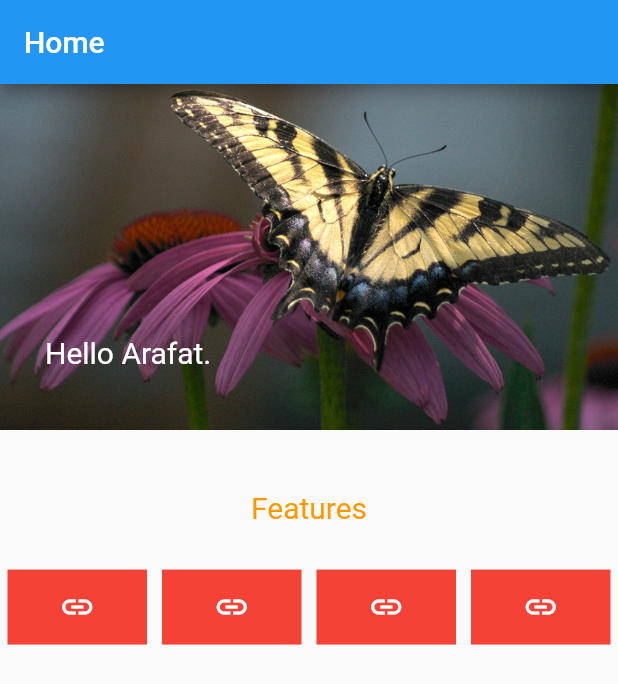
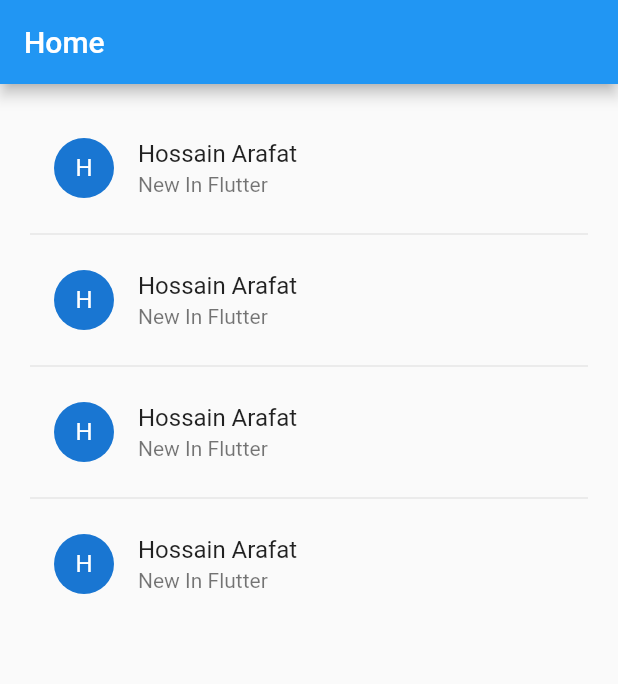
Before and after one commit to amiarafat/flutter_tutorial, a Flutter app: the screen it shows after launch, on a phone screen of 412 x 824 dp. Shown: the top 684 px of the screen. Run offline on Flutter 3.47's test engine with Material 2 defaults, Android fonts, the phone set to English and light mode, and no system bars.

Commit message:
list,listtile

```diff
--- a/lib/main.dart
+++ b/lib/main.dart
@@ -17,6 +17,22 @@ class HomePage extends StatelessWidget{
   final _longText = "Hello Arafat. How are You? I am Fine.lakhdka hfka fah fgakcgkahckacash lahlf halh ahf jkafkahkjfhaj falhf ahf hah ";
   final _shortText = "Hello Arafat.";
 
+  List people = [
+    {"name":"Arafat", "email":"arafat@gmail.com"},
+    {"name":"Arafat1", "email":"abcd@gmail.com"},
+    {"name":"Arafat2", "email":"efgh@gmail.com"},
+    {"name":"Arafat3", "email":"ijk@gmail.com"},
+    {"name":"Arafat4", "email":"lmn@gmail.com"},
+    {"name":"Arafat5", "email":"opq@gmail.com"},
+    {"name":"Arafat6", "email":"rst@gmail.com"},
+    {"name":"Arafat7", "email":"uvw@gmail.com"},
+    {"name":"Arafat8", "email":"xyz@gmail.com"},
+    {"name":"Arafat9", "email":"arafat@gmail.com"},
+    {"name":"Arafat10", "email":"arafat@gmail.com"},
+    {"name":"Arafat11", "email":"arafat@gmail.com"},
+    {"name":"Arafat12", "email":"arafat@gmail.com"},
+    {"name":"Arafat13", "email":"arafat@gmail.com"},
+  ];
 
   @override
   Widget build(BuildContext context) {
@@ -28,52 +44,57 @@ class HomePage extends StatelessWidget{
         body:
         Column(
           children: <Widget>[
-            Stack(
-              children: <Widget>[
+            Container(
+              height: 400,
+              padding: EdgeInsets.all(20),
+              child: ListView(
+                children: <Widget>[
 
-                Image.asset("assets/images/image.jpg"),
-                Positioned(
-                  bottom: 40,
-                  left: 30 ,
-                  child: Text(_shortText,style: TextStyle(color: Colors.white,fontSize: 20)),
+                  _tile(),
+                  Divider(),
+                  _tile(),
+                  Divider(),
+                  _tile(),
+                  Divider(),
+                  _tile(),
+              ],),
+            )
 
-                )
-              ],
-            ),
-            SizedBox(
-              height: 40,
-            ),
-            Text("Features",style: TextStyle(color: Colors.orange,fontSize: 20)),
-            SizedBox(
-              height: 30,
-
-            ),
-            Row(children: <Widget>[
-
-              _rowCall(),
-              _rowCall(),
-              _rowCall(),
-              _rowCall(),
-
-            ],
-            ),
           ],
         )
 
     );
   }
 
-  Widget _rowCall(){
+  Widget _cell(){
 
-    return Expanded(
-        child: Container (
-            height: 50,
-            width: 50,
-            decoration: BoxDecoration(color: Colors.red),
-            margin: EdgeInsets.only(right: 5,left: 5),
-          child: Icon(Icons.link,color: Colors.white,),
+    return Row(
+      children: <Widget>[
+        Container(
+          //margin: EdgeInsets.only(bottom: 10),
+          width: 100,
+          height: 100,
+          decoration: BoxDecoration(color: Colors.teal),
+          child: Icon(Icons.lightbulb_outline,color: Colors.white,),
+        ),
+        SizedBox(
+          width: 10,
         )
+      ],
     );
+  }
 
+  Widget _tile(){
+
+    return ListTile(
+      leading: CircleAvatar(
+        child: Text("H"),
+      ),
+      title: Text("Hossain Arafat"),
+      subtitle: Text("New In Flutter"),
+      onTap: (){
+
+      },
+    );
   }
 }
```
